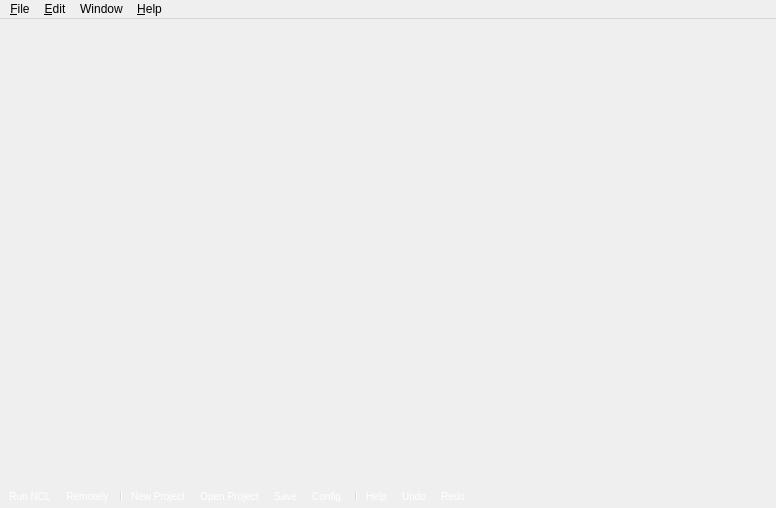
Qt form composer-gui/ui/ComposerMainWindow.ui (TeleMidia/nclcomposer) before a commit.
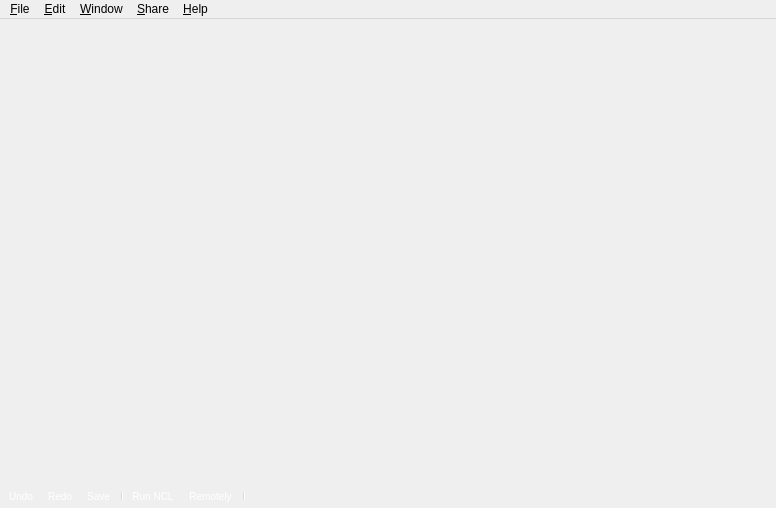
The same form after that commit. Icons and pictures are not drawn.

Commit message:
[gui] maint: Add Share menu option.
* include/ComposerMainWindow.h: Likewise.
* src/ComposerMainWindow.cpp: Likewise.
* ui/ComposerMainWindow.ui: Likewise.

```diff
--- a/composer-gui/ui/ComposerMainWindow.ui
+++ b/composer-gui/ui/ComposerMainWindow.ui
@@ -284,12 +284,6 @@
    <property name="allowedAreas">
     <set>Qt::AllToolBarAreas</set>
    </property>
-   <property name="iconSize">
-    <size>
-     <width>20</width>
-     <height>20</height>
-    </size>
-   </property>
    <property name="toolButtonStyle">
     <enum>Qt::ToolButtonIconOnly</enum>
    </property>
@@ -302,17 +296,13 @@
    <attribute name="toolBarBreak">
     <bool>false</bool>
    </attribute>
-   <addaction name="action_RunNCL"/>
-   <addaction name="action_Run_remotely"/>
-   <addaction name="separator"/>
-   <addaction name="action_New_Project"/>
-   <addaction name="actionOpen_Project"/>
-   <addaction name="action_Save"/>
-   <addaction name="action_Preferences"/>
-   <addaction name="separator"/>
-   <addaction name="action_Help"/>
    <addaction name="actionUndo"/>
    <addaction name="actionRedo"/>
+   <addaction name="action_Save"/>
+   <addaction name="separator"/>
+   <addaction name="action_RunNCL"/>
+   <addaction name="action_Run_remotely"/>
+   <addaction name="separator"/>
   </widget>
   <widget class="QMenuBar" name="menubar">
    <property name="enabled">
@@ -378,12 +368,23 @@
    </widget>
    <widget class="QMenu" name="menu_Window">
     <property name="title">
-     <string>Window</string>
+     <string>&amp;Window</string>
     </property>
    </widget>
+   <widget class="QMenu" name="menu_Share">
+    <property name="enabled">
+     <bool>true</bool>
+    </property>
+    <property name="title">
+     <string>&amp;Share</string>
+    </property>
+    <addaction name="actionShare_This_Project_Online"/>
+    <addaction name="actionGo_to_Clube_NCL_Website"/>
+   </widget>
    <addaction name="menu_File"/>
    <addaction name="menu_Edit"/>
    <addaction name="menu_Window"/>
+   <addaction name="menu_Share"/>
    <addaction name="menu_Help"/>
   </widget>
   <action name="action_New_Project">
```
Left out of the diff: 18 changed lines with no effect on the pictures. The commit also changes 2 other files.
